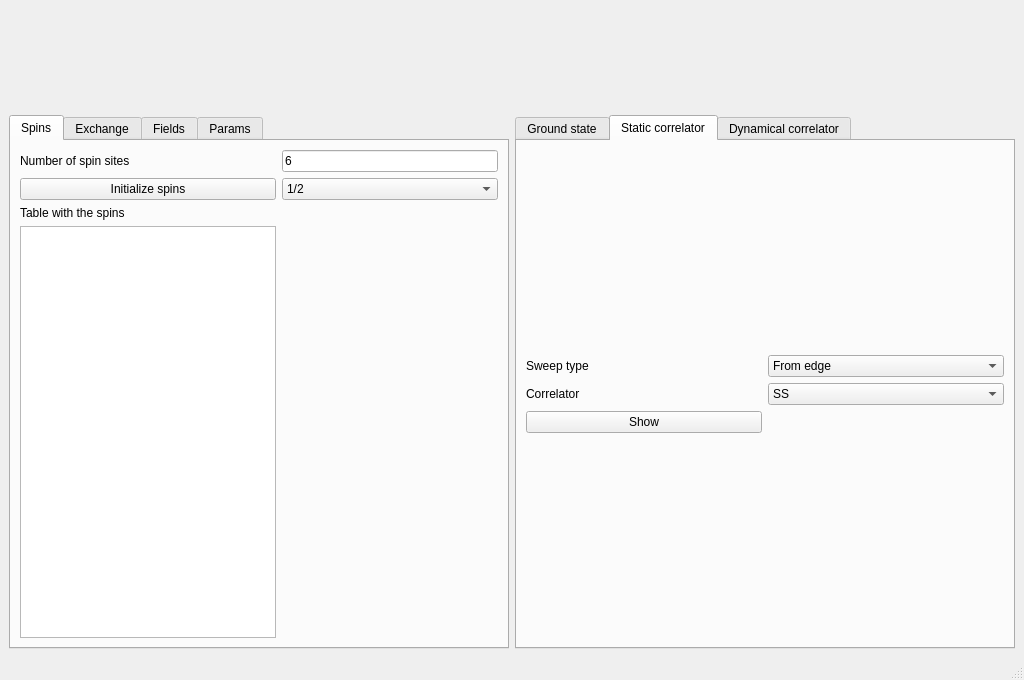
Old version of the form interface/interface.ui in the repository joselado/spinflare.
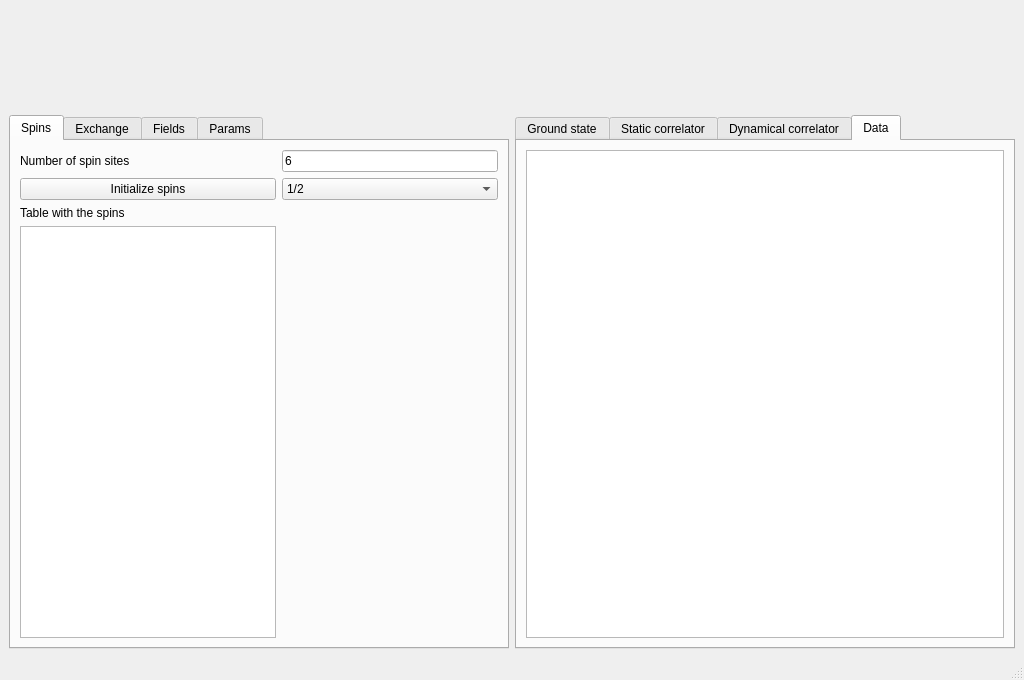
New version of the form. The open tabs and pages were chosen to show the change.

What changed in the file:
```diff
--- a/interface/interface.ui
+++ b/interface/interface.ui
@@ -803,6 +803,20 @@
         </item>
        </layout>
       </widget>
+      <widget class="QWidget" name="tab_15">
+       <attribute name="title">
+        <string>Data</string>
+       </attribute>
+       <layout class="QGridLayout" name="gridLayout_5">
+        <item row="0" column="0">
+         <widget class="QTextEdit" name="data_box">
+          <property name="toolTip">
+           <string>Latest data that has been computed</string>
+          </property>
+         </widget>
+        </item>
+       </layout>
+      </widget>
      </widget>
     </item>
     <item row="0" column="0">
```
Left out of the diff: 2 changed lines with no effect on the pictures.
